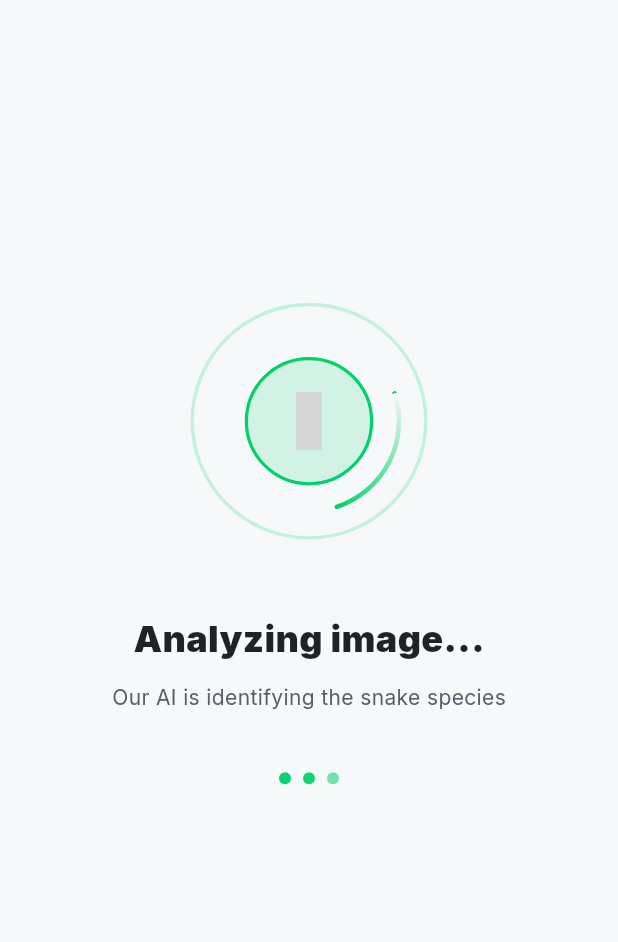
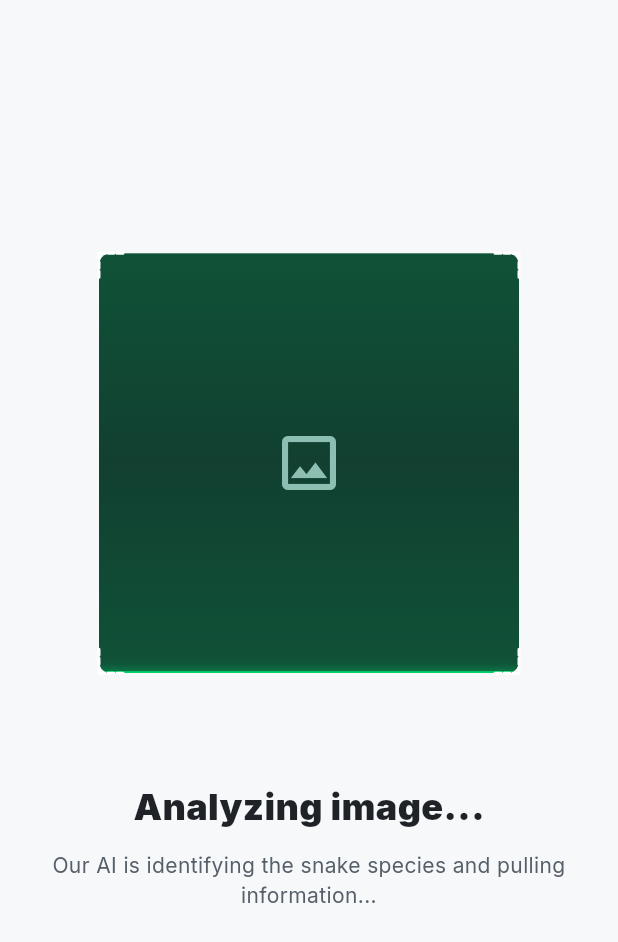
Before and after one commit to DebojyotiChakraborty/snekID, a Flutter app: the AnalysisLoading widget shown alone on an empty page, opened directly, on a phone screen of 412 x 824 dp. Shown: the top 942 px of the screen. Run offline on Flutter 3.47's test engine with Material 3 defaults, Android fonts, the phone set to English and light mode, and no system bars; our stand-ins replace audioplayers, camera, flutter_dotenv, flutter_riverpod, go_router, hive and 5 more; missing offline and left inert: ming_cute_icons, springster; accounts and stored records are empty; project files that could hold a hidden picture were left out; grey boxes are pictures that could not be loaded.

Commit message:
new analysing/loading animation

```diff
--- a/lib/presentation/results/widgets/analysis_loading.dart
+++ b/lib/presentation/results/widgets/analysis_loading.dart
@@ -1,8 +1,6 @@
 import 'dart:io';
-import 'dart:math' as math;
 
 import 'package:flutter/material.dart';
-import 'package:ming_cute_icons/ming_cute_icons.dart';
 
 import '../../../core/constants/app_colors.dart';
 import '../../../core/constants/app_strings.dart';
@@ -22,57 +20,31 @@ class AnalysisLoading extends StatefulWidget {
 
 class _AnalysisLoadingState extends State<AnalysisLoading>
     with TickerProviderStateMixin {
-  late AnimationController _pulseController;
-  late AnimationController _rotationController;
-  late AnimationController _progressController;
-  late Animation<double> _pulseAnimation;
-  late Animation<double> _scaleAnimation;
+  late AnimationController _scanLineController;
+  late Animation<double> _scanLineAnimation;
 
   @override
   void initState() {
     super.initState();
 
-    // Pulse animation for the outer ring
-    _pulseController = AnimationController(
-      duration: const Duration(milliseconds: 1500),
+    // Scanning line animation that moves up and down
+    _scanLineController = AnimationController(
+      duration: const Duration(milliseconds: 2000),
       vsync: this,
     )..repeat(reverse: true);
 
-    _pulseAnimation = Tween<double>(
-      begin: 1.0,
-      end: 1.15,
+    _scanLineAnimation = Tween<double>(
+      begin: 0.0,
+      end: 1.0,
     ).animate(CurvedAnimation(
-      parent: _pulseController,
+      parent: _scanLineController,
       curve: Curves.easeInOut,
     ));
-
-    // Rotation animation for scanning effect
-    _rotationController = AnimationController(
-      duration: const Duration(milliseconds: 2000),
-      vsync: this,
-    )..repeat();
-
-    // Scale animation for inner icon
-    _scaleAnimation = Tween<double>(
-      begin: 0.9,
-      end: 1.1,
-    ).animate(CurvedAnimation(
-      parent: _pulseController,
-      curve: Curves.easeInOut,
-    ));
-
-    // Progress animation (indeterminate style)
-    _progressController = AnimationController(
-      duration: const Duration(milliseconds: 1200),
-      vsync: this,
-    )..repeat();
   }
 
   @override
   void dispose() {
-    _pulseController.dispose();
-    _rotationController.dispose();
-    _progressController.dispose();
+    _scanLineController.dispose();
     super.dispose();
   }
 
@@ -85,8 +57,8 @@ class _AnalysisLoadingState extends State<AnalysisLoading>
           children: [
             const Spacer(flex: 2),
 
-            // Animated loading indicator
-            _buildAnimatedLoader(),
+            // Image with scanning animation
+            _buildImageWithScanning(),
 
             const SizedBox(height: 48),
 
@@ -104,7 +76,8 @@ class _AnalysisLoadingState extends State<AnalysisLoading>
             const SizedBox(height: 12),
 
             Text(
-              AppStrings.analyzingDescription,
+              'Our AI is identifying the snake species and pulling information...',
+              textAlign: TextAlign.center,
               style: TextStyle(
                 fontFamily: 'Inter',
                 fontSize: 14,
@@ -113,11 +86,6 @@ class _AnalysisLoadingState extends State<AnalysisLoading>
               ),
             ),
 
-            const SizedBox(height: 40),
-
-            // Animated progress dots
-            _buildProgressDots(),
-
             const Spacer(flex: 3),
           ],
         ),
@@ -125,72 +93,87 @@ class _AnalysisLoadingState extends State<AnalysisLoading>
     );
   }
 
-  Widget _buildAnimatedLoader() {
+  Widget _buildImageWithScanning() {
+    const double imageSize = 280.0;
+    const double cornerBracketLength = 24.0;
+    const double cornerBracketWidth = 2.0;
+    const double cornerBracketGap = 8.0;
+    final double containerSize = imageSize + (cornerBracketLength * 2);
+    final double imageOffset = cornerBracketLength;
+
     return SizedBox(
-      width: 160,
-      height: 160,
+      width: containerSize,
+      height: containerSize,
       child: Stack(
-        alignment: Alignment.center,
         children: [
-          // Outer pulsing ring
-          AnimatedBuilder(
-            animation: _pulseAnimation,
-            builder: (context, child) {
-              return Transform.scale(
-                scale: _pulseAnimation.value,
-                child: Container(
-                  width: 140,
-                  height: 140,
-                  decoration: BoxDecoration(
-                    shape: BoxShape.circle,
-                    border: Border.all(
-                      color: AppColors.primary.withValues(alpha: 0.2),
-                      width: 2,
+          // Image container
+          Positioned(
+            top: imageOffset,
+            left: imageOffset,
+            child: ClipRRect(
+              borderRadius: BorderRadius.circular(8),
+              child: SizedBox(
+                width: imageSize,
+                height: imageSize,
+                child: Stack(
+                  fit: StackFit.expand,
+                  children: [
+                    // Captured image
+                    if (widget.imageFile != null)
+                      Image.file(
+                        widget.imageFile!,
+                        fit: BoxFit.cover,
+                      )
+                    else
+                      Container(
+                        color: AppColors.backgroundSecondaryDark,
+                        child: const Center(
+                          child: Icon(
+                            Icons.image_outlined,
+                            color: AppColors.textSecondaryDark,
+                            size: 48,
                           ),
                         ),
                       ),
-              );
-            },
+
+                    // Green gradient overlay
+                    Container(
+                      decoration: BoxDecoration(
+                        gradient: LinearGradient(
+                          begin: Alignment.topCenter,
+                          end: Alignment.bottomCenter,
+                          colors: [
+                            AppColors.primary.withValues(alpha: 0.3),
+                            AppColors.primary.withValues(alpha: 0.2),
+                            AppColors.primary.withValues(alpha: 0.3),
+                          ],
+                          stops: const [0.0, 0.5, 1.0],
+                        ),
+                      ),
                     ),
 
-          // Rotating scan arc
+                    // Scanning line
                     AnimatedBuilder(
-            animation: _rotationController,
+                      animation: _scanLineAnimation,
                       builder: (context, child) {
-              return Transform.rotate(
-                angle: _rotationController.value * 2 * math.pi,
-                child: CustomPaint(
-                  size: const Size(120, 120),
-                  painter: ScanArcPainter(
+                        final linePosition = _scanLineAnimation.value;
+                        final lineY = linePosition * imageSize;
+
+                        return Positioned(
+                          top: lineY,
+                          left: 0,
+                          right: 0,
+                          child: Container(
+                            height: 2,
+                            decoration: BoxDecoration(
                               color: AppColors.primary,
-                    strokeWidth: 3,
+                              boxShadow: [
+                                BoxShadow(
+                                  color: AppColors.primary.withValues(alpha: 0.5),
+                                  blurRadius: 4,
+                                  spreadRadius: 1,
                                 ),
-                ),
-              );
-            },
-          ),
-
-          // Inner circle with icon
-          AnimatedBuilder(
-            animation: _scaleAnimation,
-            builder: (context, child) {
-              return Transform.scale(
-                scale: _scaleAnimation.value,
-                child: Container(
-                  width: 80,
-                  height: 80,
-                  decoration: BoxDecoration(
-                    shape: BoxShape.circle,
-                    color: AppColors.primary.withValues(alpha: 0.15),
-                    border: Border.all(
-                      color: AppColors.primary,
-                      width: 2,
-                    ),
-                  ),
-                  child: const Icon(
-                    MingCuteIcons.mgc_search_ai_line,
-                    size: 36,
-                    color: AppColors.primary,
+                              ],
                             ),
                           ),
                         );
@@ -198,76 +181,203 @@ class _AnalysisLoadingState extends State<AnalysisLoading>
                     ),
                   ],
                 ),
-    );
-  }
+              ),
+            ),
+          ),
 
-  Widget _buildProgressDots() {
-    return AnimatedBuilder(
-      animation: _progressController,
-      builder: (context, child) {
-        return Row(
-          mainAxisAlignment: MainAxisAlignment.center,
-          children: List.generate(3, (index) {
-            final delay = index * 0.2;
-            final progress = (_progressController.value - delay) % 1.0;
-            final opacity = (math.sin(progress * math.pi)).clamp(0.3, 1.0);
-
-            return Container(
-              margin: const EdgeInsets.symmetric(horizontal: 4),
-              width: 8,
-              height: 8,
-              decoration: BoxDecoration(
-                shape: BoxShape.circle,
-                color: AppColors.primary.withValues(alpha: opacity),
+          // Corner brackets (white dashed L-shapes) - positioned at image corners
+          // Top-left corner
+          Positioned(
+            top: imageOffset - cornerBracketGap,
+            left: imageOffset - cornerBracketGap,
+            child: CustomPaint(
+              size: Size(cornerBracketLength, cornerBracketLength),
+              painter: CornerBracketPainter(
+                color: AppColors.white,
+                strokeWidth: cornerBracketWidth,
+                corner: Corner.topLeft,
+                gap: cornerBracketGap,
               ),
-            );
-          }),
-        );
-      },
+            ),
+          ),
+          // Top-right corner
+          Positioned(
+            top: imageOffset - cornerBracketGap,
+            right: imageOffset - cornerBracketGap,
+            child: CustomPaint(
+              size: Size(cornerBracketLength, cornerBracketLength),
+              painter: CornerBracketPainter(
+                color: AppColors.white,
+                strokeWidth: cornerBracketWidth,
+                corner: Corner.topRight,
+                gap: cornerBracketGap,
+              ),
+            ),
+          ),
+          // Bottom-left corner
+          Positioned(
+            bottom: imageOffset - cornerBracketGap,
+            left: imageOffset - cornerBracketGap,
+            child: CustomPaint(
+              size: Size(cornerBracketLength, cornerBracketLength),
+              painter: CornerBracketPainter(
+                color: AppColors.white,
+                strokeWidth: cornerBracketWidth,
+                corner: Corner.bottomLeft,
+                gap: cornerBracketGap,
+              ),
+            ),
+          ),
+          // Bottom-right corner
+          Positioned(
+            bottom: imageOffset - cornerBracketGap,
+            right: imageOffset - cornerBracketGap,
+            child: CustomPaint(
+              size: Size(cornerBracketLength, cornerBracketLength),
+              painter: CornerBracketPainter(
+                color: AppColors.white,
+                strokeWidth: cornerBracketWidth,
+                corner: Corner.bottomRight,
+                gap: cornerBracketGap,
+              ),
+            ),
+          ),
+        ],
+      ),
     );
   }
 }
 
-/// Custom painter for scanning arc effect
-class ScanArcPainter extends CustomPainter {
+/// Custom painter for corner brackets (L-shapes)
+enum Corner { topLeft, topRight, bottomLeft, bottomRight }
+
+class CornerBracketPainter extends CustomPainter {
   final Color color;
   final double strokeWidth;
+  final Corner corner;
+  final double gap;
 
-  ScanArcPainter({
+  CornerBracketPainter({
     required this.color,
-    this.strokeWidth = 3,
+    required this.strokeWidth,
+    required this.corner,
+    required this.gap,
   });
 
   @override
   void paint(Canvas canvas, Size size) {
-    final rect = Rect.fromCircle(
-      center: Offset(size.width / 2, size.height / 2),
-      radius: size.width / 2,
-    );
-
-    // Create gradient for arc
-    final gradient = SweepGradient(
-      startAngle: 0,
-      endAngle: math.pi * 0.5,
-      colors: [
-        color.withValues(alpha: 0.0),
-        color,
-      ],
-    );
-
     final paint = Paint()
-      ..shader = gradient.createShader(rect)
+      ..color = color
       ..style = PaintingStyle.stroke
       ..strokeWidth = strokeWidth
       ..strokeCap = StrokeCap.round;
 
-    canvas.drawArc(
-      rect,
-      0,
-      math.pi * 0.5,
-      false,
+    // Dashed pattern
+    paint.strokeWidth = strokeWidth;
+    final dashWidth = 4.0;
+    final dashSpace = 2.0;
+
+    switch (corner) {
+      case Corner.topLeft:
+        _drawDashedLine(
+          canvas,
           paint,
+          Offset(gap, gap),
+          Offset(gap, size.height),
+          dashWidth,
+          dashSpace,
         );
+        _drawDashedLine(
+          canvas,
+          paint,
+          Offset(gap, gap),
+          Offset(size.width, gap),
+          dashWidth,
+          dashSpace,
+        );
+        break;
+      case Corner.topRight:
+        _drawDashedLine(
+          canvas,
+          paint,
+          Offset(size.width - gap, gap),
+          Offset(size.width - gap, size.height),
+          dashWidth,
+          dashSpace,
+        );
+        _drawDashedLine(
+          canvas,
+          paint,
+          Offset(size.width - gap, gap),
+          Offset(0, gap),
+          dashWidth,
+          dashSpace,
+        );
+        break;
+      case Corner.bottomLeft:
+        _drawDashedLine(
+          canvas,
+          paint,
+          Offset(gap, size.height - gap),
+          Offset(gap, 0),
+          dashWidth,
+          dashSpace,
+        );
+        _drawDashedLine(
+          canvas,
+          paint,
+          Offset(gap, size.height - gap),
+          Offset(size.width, size.height - gap),
+          dashWidth,
+          dashSpace,
+        );
+        break;
+      case Corner.bottomRight:
+        _drawDashedLine(
+          canvas,
+          paint,
+          Offset(size.width - gap, size.height - gap),
+          Offset(size.width - gap, 0),
+          dashWidth,
+          dashSpace,
+        );
+        _drawDashedLine(
+          canvas,
+          paint,
+          Offset(size.width - gap, size.height - gap),
+          Offset(0, size.height - gap),
+          dashWidth,
+          dashSpace,
+        );
+        break;
+    }
+  }
+
+  void _drawDashedLine(
+    Canvas canvas,
+    Paint paint,
+    Offset start,
+    Offset end,
+    double dashWidth,
+    double dashSpace,
+  ) {
+    final path = Path();
+    path.moveTo(start.dx, start.dy);
+
+    final distance = (end - start).distance;
+    final direction = (end - start) / distance;
+    double currentDistance = 0;
+
+    while (currentDistance < distance) {
+      final dashEnd = start + direction * (currentDistance + dashWidth).clamp(0.0, distance);
+      path.lineTo(dashEnd.dx, dashEnd.dy);
+      currentDistance += dashWidth + dashSpace;
+      if (currentDistance < distance) {
+        path.moveTo((start + direction * currentDistance).dx, (start + direction * currentDistance).dy);
+      }
+    }
+
+    canvas.drawPath(path, paint);
   }
 
   @override
```
Lines whose indentation alone changed are shown as unchanged.
